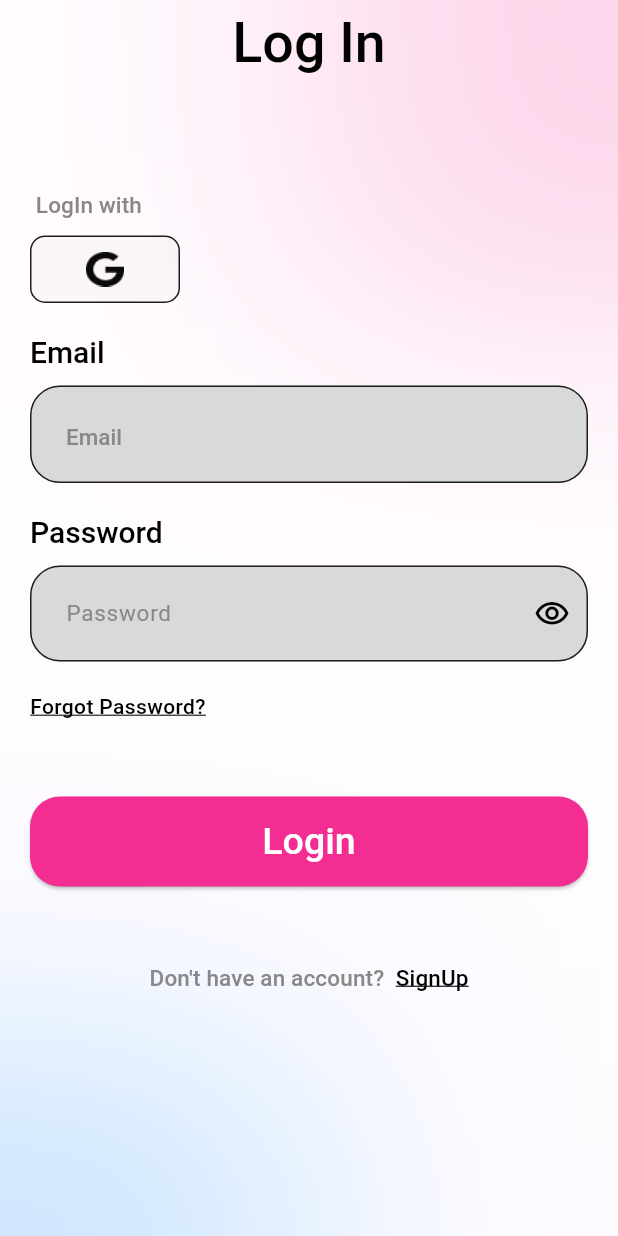
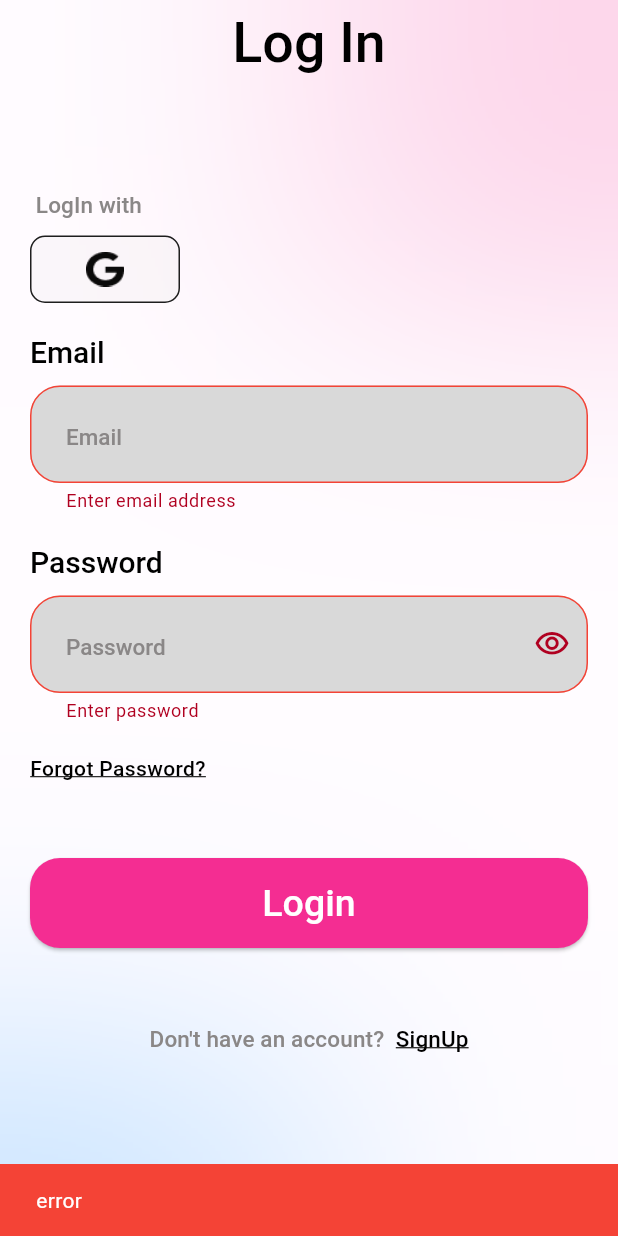
Before and after one commit to AnandhuA/SocialMedia, a Flutter app: the LoginScreen screen opened directly, after a tap on "Login", on a phone screen of 412 x 824 dp. Run offline on Flutter 3.47's test engine with Material 3 defaults, Android fonts, the phone set to English and light mode, and no system bars; our stand-ins replace bloc, flutter_bloc, lottie.

Commit message:
bloc added

```diff
--- /dev/null
+++ b/devtools_options.yaml
@@ -0,0 +1,3 @@
+description: This file stores settings for Dart & Flutter DevTools.
+documentation: https://docs.flutter.dev/tools/devtools/extensions#configure-extension-enablement-states
+extensions:
--- a/lib/core/colors.dart
+++ b/lib/core/colors.dart
@@ -8,6 +8,8 @@ const Color blackColor = Colors.black;
 const Color whiteColor = Colors.white;
 const Color greyColor = Colors.grey;
 const Color customButtonBackground = Color.fromARGB(35, 217, 217, 217);
+const Color errorColor = Colors.red;
+const Color successColor = Colors.green;
 
 const LinearGradient gradientColor =
     LinearGradient(colors: [primaryColor, secondaryColor]);
--- a/lib/core/style.dart
+++ b/lib/core/style.dart
@@ -102,6 +102,10 @@ InputDecorationTheme inputDecorationStyle({
       borderSide: BorderSide(color: boderColor),
       borderRadius: BorderRadius.circular(20),
     ),
+    errorBorder: OutlineInputBorder(
+      borderRadius: BorderRadius.circular(20),
+      borderSide: const BorderSide(color: errorColor),
+    ),
     fillColor: bacgroundColor,
     filled: true,
     focusedBorder: OutlineInputBorder(
--- a/lib/presentation/Authentication/login/login_screen.dart
+++ b/lib/presentation/Authentication/login/login_screen.dart
@@ -1,5 +1,7 @@
+import 'dart:developer';
 import 'package:flutter/gestures.dart';
 import 'package:flutter/material.dart';
+import 'package:flutter_bloc/flutter_bloc.dart';
 import 'package:social_media/core/bacground.dart';
 import 'package:social_media/core/colors.dart';
 import 'package:social_media/core/size.dart';
@@ -8,13 +10,31 @@ import 'package:social_media/presentation/Authentication/forgot_password/forgot_
 import 'package:social_media/presentation/Authentication/widgets/login_with_google_button.dart';
 import 'package:social_media/presentation/Authentication/widgets/password_text_field.dart';
 import 'package:social_media/presentation/Authentication/signup/signup_screen.dart';
+import 'package:social_media/presentation/bloc/authentication/authentication_bloc.dart';
+import 'package:social_media/presentation/custom_widgets/custom_snackbar.dart';
+import 'package:social_media/presentation/custom_widgets/loading_button.dart';
 
 class LoginScreen extends StatelessWidget {
-  const LoginScreen({super.key});
+  LoginScreen({super.key});
+  final _formKey = GlobalKey<FormState>();
+  final TextEditingController _emailController = TextEditingController();
+  final TextEditingController _passwordController = TextEditingController();
 
   @override
   Widget build(BuildContext context) {
     final theme = Theme.of(context);
+    return BlocConsumer<AuthenticationBloc, AuthenticationState>(
+      listener: (context, state) {
+        if (state is LoginSuccessState) {
+          customSnackbar(
+              context: context, message: "Sucess", color: successColor);
+        }
+        if (state is LoginErrorState) {
+          customSnackbar(
+              context: context, message: state.error, color: errorColor);
+        }
+      },
+      builder: (context, state) {
         return Scaffold(
           appBar: AppBar(
             centerTitle: true,
@@ -27,6 +47,8 @@ class LoginScreen extends StatelessWidget {
             child: SingleChildScrollView(
               child: Padding(
                 padding: const EdgeInsets.all(20),
+                child: Form(
+                  key: _formKey,
                   child: Column(
                     crossAxisAlignment: CrossAxisAlignment.start,
                     mainAxisAlignment: MainAxisAlignment.center,
@@ -40,6 +62,13 @@ class LoginScreen extends StatelessWidget {
                       ),
                       constHeight10,
                       TextFormField(
+                        validator: (value) {
+                          if (value == null || value.isEmpty) {
+                            return "Enter email address";
+                          }
+                          return null;
+                        },
+                        controller: _emailController,
                         keyboardType: TextInputType.emailAddress,
                         decoration: const InputDecoration(
                           hintText: "Email",
@@ -52,14 +81,17 @@ class LoginScreen extends StatelessWidget {
                         style: theme.textTheme.titleLarge,
                       ),
                       constHeight10,
-                const PasswordTextField(),
+                      PasswordTextField(
+                        controller: _passwordController,
+                      ),
                       constHeight20,
                       InkWell(
                         onTap: () {
                           Navigator.push(
                             context,
                             MaterialPageRoute(
-                        builder: (context) => ForgotPasswordScreen(),
+                              builder: (context) =>
+                                  const ForgotPasswordScreen(),
                             ),
                           );
                         },
@@ -73,9 +105,26 @@ class LoginScreen extends StatelessWidget {
                         ),
                       ),
                       constHeight50,
-                ElevatedButton(
-                  onPressed: () {},
+                      BlocBuilder<AuthenticationBloc, AuthenticationState>(
+                        builder: (context, state) {
+                          if (state is LoginLoadingState) {
+                            return const LoadingButton();
+                          }
+                          return ElevatedButton(
+                            onPressed: () {
+                              log("ButtonClicked");
+                              if (_formKey.currentState!.validate()) {
+                                log("ok");
+                              } else {
+                                log("No");
+                              }
+                              context
+                                  .read<AuthenticationBloc>()
+                                  .add(LoginButtonClickEvent());
+                            },
                             child: const Text("Login"),
+                          );
+                        },
                       ),
                       constHeight50,
                       Center(
@@ -96,7 +145,7 @@ class LoginScreen extends StatelessWidget {
                                     Navigator.pushReplacement(
                                       context,
                                       MaterialPageRoute(
-                                  builder: (context) => const SignupScreen(),
+                                        builder: (context) => SignupScreen(),
                                       ),
                                     );
                                   },
@@ -110,6 +159,9 @@ class LoginScreen extends StatelessWidget {
                 ),
               ),
             ),
+          ),
+        );
+      },
     );
   }
 }
--- a/lib/presentation/Authentication/widgets/password_text_field.dart
+++ b/lib/presentation/Authentication/widgets/password_text_field.dart
@@ -1,7 +1,11 @@
 import 'package:flutter/material.dart';
 
 class PasswordTextField extends StatefulWidget {
-  const PasswordTextField({super.key});
+  final TextEditingController controller;
+  const PasswordTextField({
+    super.key,
+    required this.controller,
+  });
 
   @override
   State<PasswordTextField> createState() => _PasswordTextFieldState();
@@ -11,9 +15,16 @@ class _PasswordTextFieldState extends State<PasswordTextField> {
   bool obscureText = true;
   @override
   Widget build(BuildContext context) {
+    final theme = Theme.of(context);
     return TextFormField(
+      validator: (value) {
+        if (value == null || value.isEmpty) {
+          return "Enter password";
+        }
+        return null;
+      },
+      controller: widget.controller,
       obscureText: obscureText,
-
       decoration: InputDecoration(
         hintText: "Password",
         suffixIcon: IconButton(
@@ -29,6 +40,7 @@ class _PasswordTextFieldState extends State<PasswordTextField> {
           ),
         ),
       ),
+      style: theme.textTheme.titleLarge,
     );
   }
 }
--- /dev/null
+++ b/lib/presentation/bloc/authentication/authentication_bloc.dart
@@ -0,0 +1,21 @@
+import 'dart:async';
+
+import 'package:bloc/bloc.dart';
+import 'package:flutter/material.dart';
+
+part 'authentication_event.dart';
+part 'authentication_state.dart';
+
+class AuthenticationBloc
+    extends Bloc<AuthenticationEvent, AuthenticationState> {
+  AuthenticationBloc() : super(AuthenticationInitial()) {
+    on<LoginButtonClickEvent>(_loginButtonClickEvent);
+  }
+
+  FutureOr<void> _loginButtonClickEvent(
+    LoginButtonClickEvent event,
+    Emitter<AuthenticationState> emit,
+  ) {
+    emit(LoginErrorState(error:  "error"));
+  }
+}
--- /dev/null
+++ b/lib/presentation/bloc/authentication/authentication_event.dart
@@ -0,0 +1,6 @@
+part of 'authentication_bloc.dart';
+
+@immutable
+sealed class AuthenticationEvent {}
+
+class LoginButtonClickEvent extends AuthenticationEvent{}
--- /dev/null
+++ b/lib/presentation/bloc/authentication/authentication_state.dart
@@ -0,0 +1,16 @@
+part of 'authentication_bloc.dart';
+
+@immutable
+sealed class AuthenticationState {}
+
+final class AuthenticationInitial extends AuthenticationState {}
+
+final class LoginLoadingState extends AuthenticationState {}
+
+final class LoginErrorState extends AuthenticationState {
+  final String error;
+
+  LoginErrorState({required this.error});
+}
+
+final class LoginSuccessState extends AuthenticationState {}
--- /dev/null
+++ b/lib/presentation/custom_widgets/custom_snackbar.dart
@@ -0,0 +1,23 @@
+import 'package:flutter/material.dart';
+import 'package:social_media/core/colors.dart';
+
+customSnackbar({
+  required BuildContext context,
+  required String message,
+  required Color color,
+}) {
+  ScaffoldMessenger.of(context).showSnackBar(
+    SnackBar(
+      content: Text(
+        message,
+        style: const TextStyle(
+          color: whiteColor,
+        ),
+      ),
+      backgroundColor: color,
+      duration: const Duration(
+        milliseconds: 1200,
+      ),
+    ),
+  );
+}
--- a/pubspec.yaml
+++ b/pubspec.yaml
@@ -36,6 +36,9 @@ dependencies:
   # Use with the CupertinoIcons class for iOS style icons.
   cupertino_icons: ^1.0.6
   bloc: ^8.1.4
+  lottie: ^3.1.2
+  flutter_bloc: ^8.1.5
+  http: ^1.2.1
 
 dev_dependencies:
   flutter_test:
@@ -62,6 +65,7 @@ flutter:
   # To add assets to your application, add an assets section, like this:
   assets:
     - assets/images/
+    - assets/animations/
 
   # An image asset can refer to one or more resolution-specific "variants", see
   # https://flutter.dev/assets-and-images/#resolution-aware
```
Also changed, not shown: assets/animations/buttonLoading.json (added, +1 -0 lines), lib/main.dart (+13 -6 lines), lib/presentation/Authentication/signup/signup_screen.dart (+6 -3 lines), lib/presentation/custom_widgets/loading_button.dart (added, +17 -0 lines), lib/presentation/intro/intro_screen.dart (+6 -4 lines), pubspec.lock, 1 other file. Lines whose indentation alone changed are shown as unchanged.
